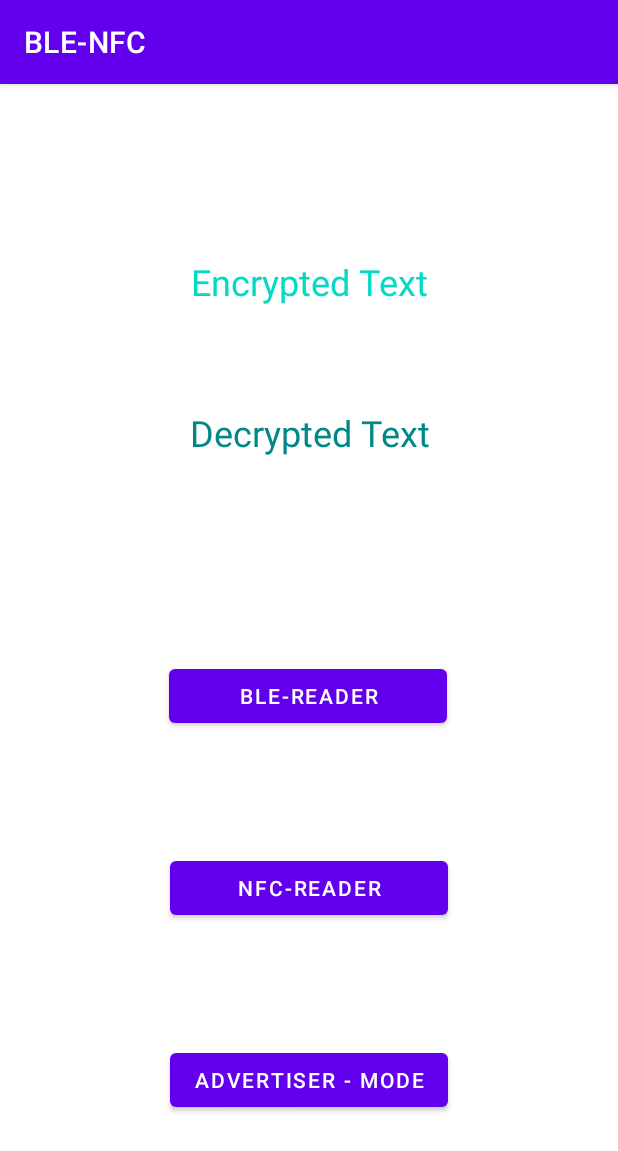
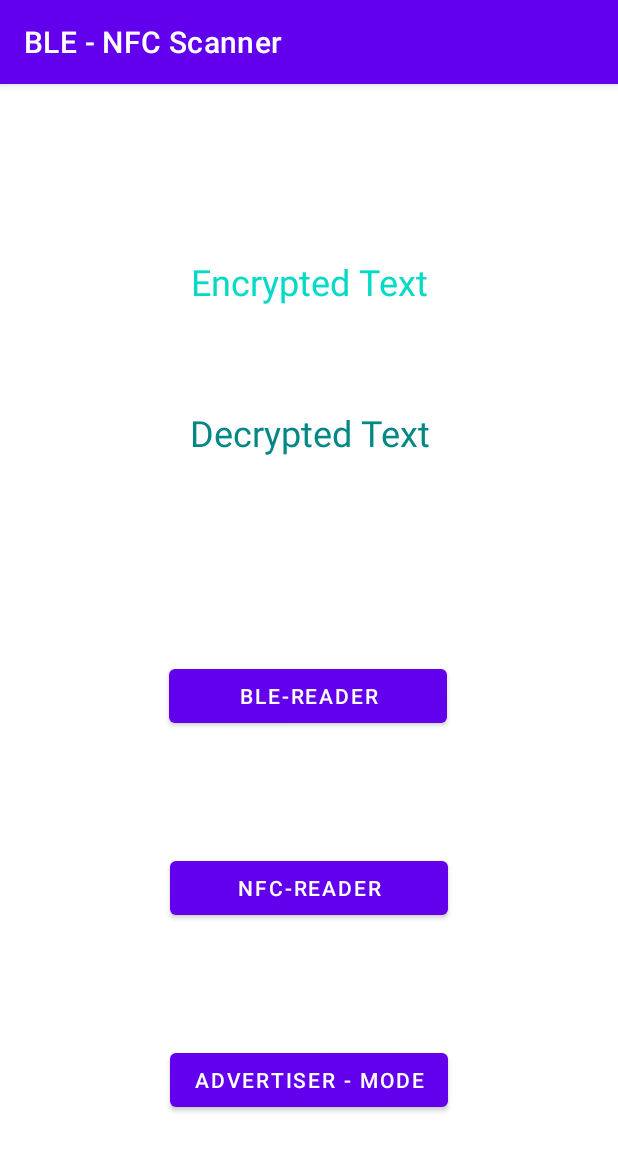
Before and after one commit to Ranawatt/BLE-NFC, an Android app: the screen it shows after launch (ClientActivity), after a tap on "SCANNER - MODE", on a phone screen of 412 x 824 dp. Shown: the top 1151 px of the screen. Run offline under Robolectric (Android 15) with nearby library versions, the phone set to English and light mode, and no system bars.

Commit message:
Added activity title

```diff
--- a/app/src/main/java/com/example/ble_nfc/client/ClientActivity.java
+++ b/app/src/main/java/com/example/ble_nfc/client/ClientActivity.java
@@ -36,6 +36,7 @@ public class ClientActivity extends AppCompatActivity implements View.OnClickLis
     protected void onCreate(Bundle savedInstanceState) {
         super.onCreate(savedInstanceState);
         setContentView(R.layout.activity_client);
+        setTitle(R.string.scanner);
 
         tvEncrypt = findViewById(R.id.text_encrypted);
         tvDecrypt = findViewById(R.id.text_decrypted);
--- a/app/src/main/java/com/example/ble_nfc/server/ServerActivity.java
+++ b/app/src/main/java/com/example/ble_nfc/server/ServerActivity.java
@@ -39,7 +39,7 @@ public class ServerActivity extends AppCompatActivity implements View.OnClickLis
     protected void onCreate(Bundle savedInstanceState) {
         super.onCreate(savedInstanceState);
         setContentView(R.layout.activity_server);
-
+        setTitle(R.string.advertiser);
         initUi();
         initListener();
     }
--- a/app/src/main/res/layout/activity_client.xml
+++ b/app/src/main/res/layout/activity_client.xml
@@ -13,8 +13,8 @@
         android:layout_marginTop="@dimen/dimen_115"
         android:textSize="@dimen/text_24"
         android:textAlignment="center"
-        android:textColor="@color/teal_200"
-        android:text="@string/text_encrypted"
+        android:textColorHint="@color/teal_200"
+        android:hint="@string/text_encrypted"
         android:inputType="textMultiLine"
         app:layout_constraintEnd_toEndOf="parent"
         app:layout_constraintStart_toStartOf="parent"
@@ -26,8 +26,8 @@
         android:layout_height="@dimen/dimen_40"
         android:textSize="@dimen/text_24"
         android:textAlignment="center"
-        android:textColor="@color/teal_700"
-        android:text="@string/text_decrypted"
+        android:textColorHint="@color/teal_700"
+        android:hint="@string/text_decrypted"
         android:inputType="textMultiLine"
         app:layout_constraintBottom_toTopOf="@+id/btnBle"
         app:layout_constraintEnd_toEndOf="parent"
--- a/app/src/main/res/layout/activity_server.xml
+++ b/app/src/main/res/layout/activity_server.xml
@@ -14,7 +14,7 @@
         android:inputType="textMultiLine"
         android:hint="@string/text_value"
         android:textSize="@dimen/text_24"
-        android:textColor="@color/teal_200"
+        android:textColorHint="@color/teal_200"
         app:layout_constraintEnd_toEndOf="parent"
         app:layout_constraintHorizontal_bias="0.0"
         app:layout_constraintStart_toStartOf="parent"
@@ -27,7 +27,7 @@
         android:layout_marginTop="@dimen/dimen_80"
         android:hint="@string/text_encrypted"
         android:textSize="@dimen/text_24"
-        android:textColor="@color/teal_700"
+        android:textColorHint="@color/teal_700"
         android:inputType="textMultiLine"
         app:layout_constraintEnd_toEndOf="parent"
         app:layout_constraintHorizontal_bias="0.0"
--- a/app/src/main/res/values-night/strings.xml
+++ b/app/src/main/res/values-night/strings.xml
@@ -4,4 +4,6 @@
     <string name="error_bluetooth_not_supported">Bluetooth Not Supported</string>
     <string name="button_scan">SCANNER - MODE</string>
     <string name="ntn_advertiser">ADVERTISER - MODE</string>
+    <string name="advertiser">BLE - NFC  Advertiser</string>
+    <string name="scanner">BLE - NFC  Scanner</string>
 </resources>
--- a/app/src/main/res/values/strings.xml
+++ b/app/src/main/res/values/strings.xml
@@ -45,4 +45,6 @@
     <string name="advertising_timedout">Advertising stopped due to timeout.</string>
     <string name="button_scan">SCANNER - MODE</string>
     <string name="ntn_advertiser">ADVERTISER - MODE</string>
+    <string name="advertiser">BLE - NFC  Advertiser</string>
+    <string name="scanner">BLE - NFC  Scanner</string>
 </resources>
```
